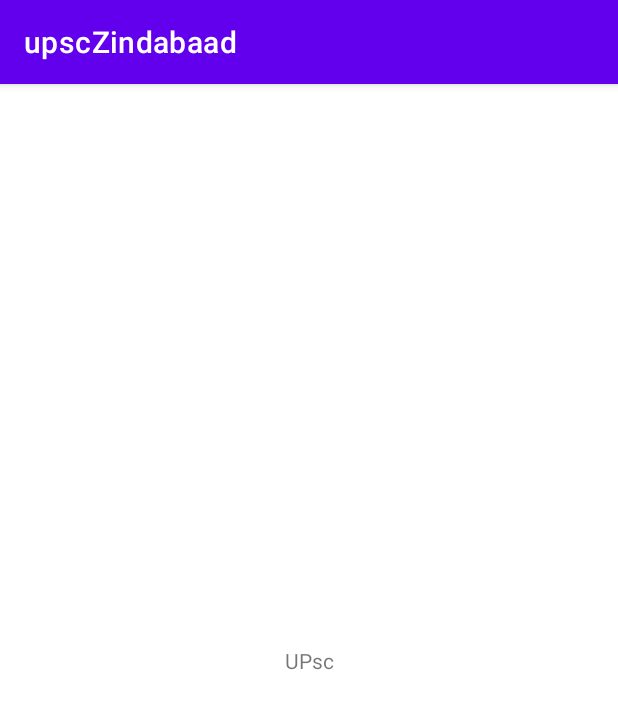
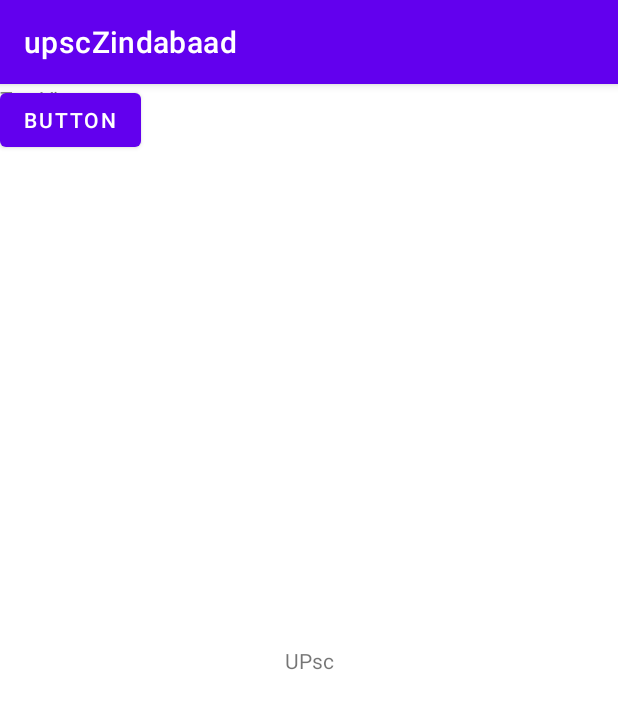
Before and after one commit to sauravkumar-2002/combo-x, an Android app: the screen it shows after launch (MainActivity), on a phone screen of 412 x 824 dp. Shown: the top 709 px of the screen. Run offline under Robolectric (Android 15) with nearby library versions, the phone set to English and light mode, and no system bars.

Commit message:
practical sk1

```diff
--- a/app/src/main/res/layout/activity_main.xml
+++ b/app/src/main/res/layout/activity_main.xml
@@ -15,4 +15,26 @@
         app:layout_constraintRight_toRightOf="parent"
         app:layout_constraintTop_toTopOf="parent" />
 
+    <TextView
+        android:id="@+id/textView"
+        android:layout_width="wrap_content"
+        android:layout_height="wrap_content"
+        android:text="TextView"
+        tools:layout_editor_absoluteX="153dp"
+        tools:layout_editor_absoluteY="96dp" />
+
+    <Button
+        android:id="@+id/button"
+        android:layout_width="wrap_content"
+        android:layout_height="wrap_content"
+        android:text="Button"
+        tools:layout_editor_absoluteX="155dp"
+        tools:layout_editor_absoluteY="239dp" />
+
+    <androidx.recyclerview.widget.RecyclerView
+        android:layout_width="match_parent"
+        android:layout_height="match_parent"
+        tools:layout_editor_absoluteX="210dp"
+        tools:layout_editor_absoluteY="509dp" />
+
 </androidx.constraintlayout.widget.ConstraintLayout>
```
